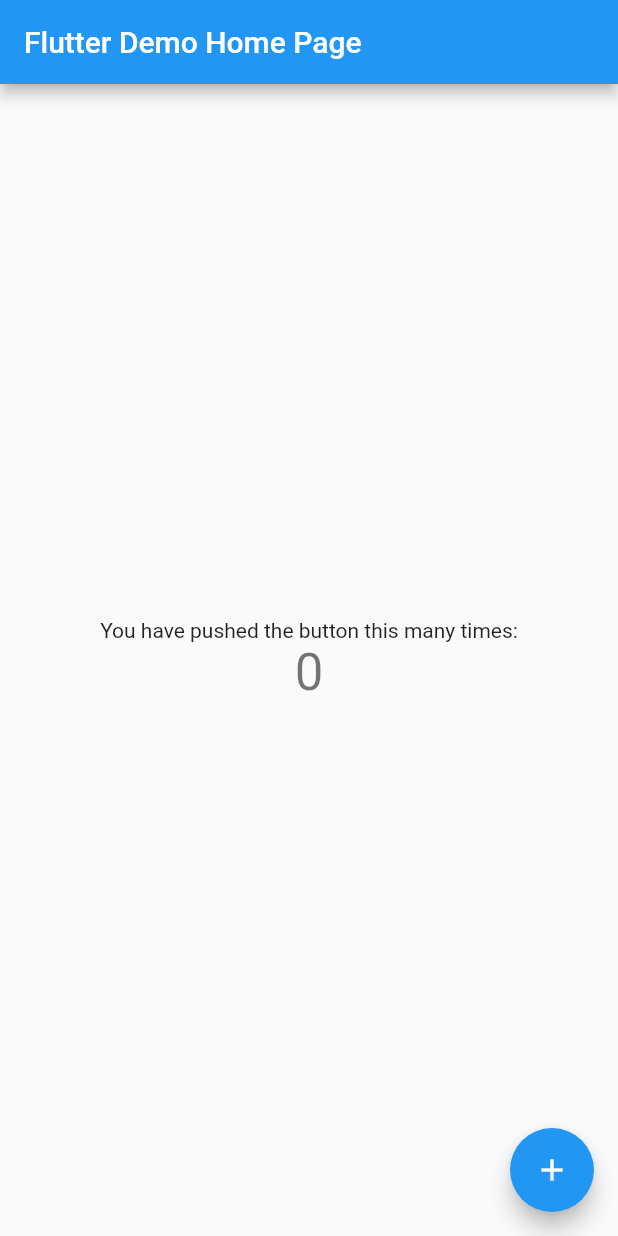
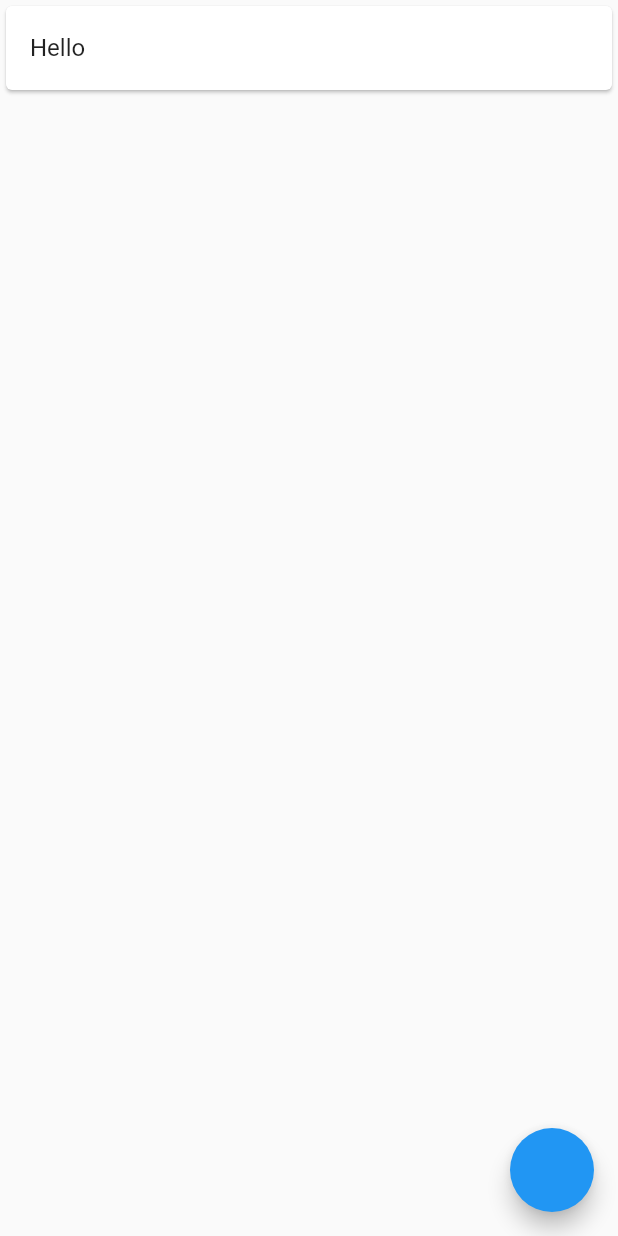
Before and after one commit to Isaac-Tong/open-inventory-management-mobile-flutter, a Flutter app: the screen it shows after launch, on a phone screen of 412 x 824 dp. Run offline on Flutter 3.47's test engine with Material 2 defaults, Android fonts, the phone set to English and light mode, and no system bars.

Commit message:
testing listview.builder

```diff
--- /dev/null
+++ b/lib/Networking/api_url.dart
@@ -0,0 +1 @@
+String apiURL = '10.0.2.2:3000';
--- /dev/null
+++ b/lib/Networking/item_methods.dart
@@ -0,0 +1,8 @@
+import 'package:http/http.dart' as http;
+import 'api_url.dart';
+
+Future getItems() async {
+  String url = apiURL + '/items';
+  var item = await http.get('http://10.0.2.2:3000/items');
+  return item.body;
+}
--- /dev/null
+++ b/lib/inventory.dart
@@ -0,0 +1,48 @@
+
+import 'package:flutter/material.dart';
+import 'Networking/item_methods.dart';
+
+
+
+class Inventory extends StatefulWidget {
+  @override
+  _InventoryState createState() => _InventoryState();
+}
+
+class _InventoryState extends State<Inventory> {
+  List<Widget> cards = [
+    Text('Hello'),
+    Text('helllo2'),
+    Text('hello3'),
+    Text('hello3'),
+    Text('hello3')
+  ];
+
+  int counter = 1;
+
+  @override
+  Widget build(BuildContext context) {
+    return Scaffold(
+      floatingActionButton: FloatingActionButton(
+        onPressed: () async {
+          String response = await getItems();
+          print(response);
+
+          setState(() {
+            counter++;
+          });
+        }
+      ),
+      body: ListView.builder(
+        itemCount: counter,
+        itemBuilder:  (context, index){
+          return Card(
+            child: ListTile(
+              title: cards[index]
+            )
+          );
+        }
+      )
+    );
+  }
+}
--- a/lib/main.dart
+++ b/lib/main.dart
@@ -1,4 +1,5 @@
 import 'package:flutter/material.dart';
+import 'inventory.dart';
 
 void main() {
   runApp(MyApp());
@@ -10,108 +11,7 @@ class MyApp extends StatelessWidget {
   Widget build(BuildContext context) {
     return MaterialApp(
       title: 'Flutter Demo',
-      theme: ThemeData(
-        // This is the theme of your application.
-        //
-        // Try running your application with "flutter run". You'll see the
-        // application has a blue toolbar. Then, without quitting the app, try
-        // changing the primarySwatch below to Colors.green and then invoke
-        // "hot reload" (press "r" in the console where you ran "flutter run",
-        // or simply save your changes to "hot reload" in a Flutter IDE).
-        // Notice that the counter didn't reset back to zero; the application
-        // is not restarted.
-        primarySwatch: Colors.blue,
-        // This makes the visual density adapt to the platform that you run
-        // the app on. For desktop platforms, the controls will be smaller and
-        // closer together (more dense) than on mobile platforms.
-        visualDensity: VisualDensity.adaptivePlatformDensity,
-      ),
-      home: MyHomePage(title: 'Flutter Demo Home Page'),
+      home: Inventory()
     );
   }
 }
-
-class MyHomePage extends StatefulWidget {
-  MyHomePage({Key key, this.title}) : super(key: key);
-
-  // This widget is the home page of your application. It is stateful, meaning
-  // that it has a State object (defined below) that contains fields that affect
-  // how it looks.
-
-  // This class is the configuration for the state. It holds the values (in this
-  // case the title) provided by the parent (in this case the App widget) and
-  // used by the build method of the State. Fields in a Widget subclass are
-  // always marked "final".
-
-  final String title;
-
-  @override
-  _MyHomePageState createState() => _MyHomePageState();
-}
-
-class _MyHomePageState extends State<MyHomePage> {
-  int _counter = 0;
-
-  void _incrementCounter() {
-    setState(() {
-      // This call to setState tells the Flutter framework that something has
-      // changed in this State, which causes it to rerun the build method below
-      // so that the display can reflect the updated values. If we changed
-      // _counter without calling setState(), then the build method would not be
-      // called again, and so nothing would appear to happen.
-      _counter++;
-    });
-  }
-
-  @override
-  Widget build(BuildContext context) {
-    // This method is rerun every time setState is called, for instance as done
-    // by the _incrementCounter method above.
-    //
-    // The Flutter framework has been optimized to make rerunning build methods
-    // fast, so that you can just rebuild anything that needs updating rather
-    // than having to individually change instances of widgets.
-    return Scaffold(
-      appBar: AppBar(
-        // Here we take the value from the MyHomePage object that was created by
-        // the App.build method, and use it to set our appbar title.
-        title: Text(widget.title),
-      ),
-      body: Center(
-        // Center is a layout widget. It takes a single child and positions it
-        // in the middle of the parent.
-        child: Column(
-          // Column is also a layout widget. It takes a list of children and
-          // arranges them vertically. By default, it sizes itself to fit its
-          // children horizontally, and tries to be as tall as its parent.
-          //
-          // Invoke "debug painting" (press "p" in the console, choose the
-          // "Toggle Debug Paint" action from the Flutter Inspector in Android
-          // Studio, or the "Toggle Debug Paint" command in Visual Studio Code)
-          // to see the wireframe for each widget.
-          //
-          // Column has various properties to control how it sizes itself and
-          // how it positions its children. Here we use mainAxisAlignment to
-          // center the children vertically; the main axis here is the vertical
-          // axis because Columns are vertical (the cross axis would be
-          // horizontal).
-          mainAxisAlignment: MainAxisAlignment.center,
-          children: <Widget>[
-            Text(
-              'You have pushed the button this many times:',
-            ),
-            Text(
-              '$_counter',
-              style: Theme.of(context).textTheme.headline4,
-            ),
-          ],
-        ),
-      ),
-      floatingActionButton: FloatingActionButton(
-        onPressed: _incrementCounter,
-        tooltip: 'Increment',
-        child: Icon(Icons.add),
-      ), // This trailing comma makes auto-formatting nicer for build methods.
-    );
-  }
-}
--- a/pubspec.yaml
+++ b/pubspec.yaml
@@ -30,6 +30,7 @@ dependencies:
   cupertino_icons: ^0.1.3
 
 dev_dependencies:
+  http: ^0.12.1
   flutter_test:
     sdk: flutter
 
```
Also changed, not shown: pubspec.lock.
